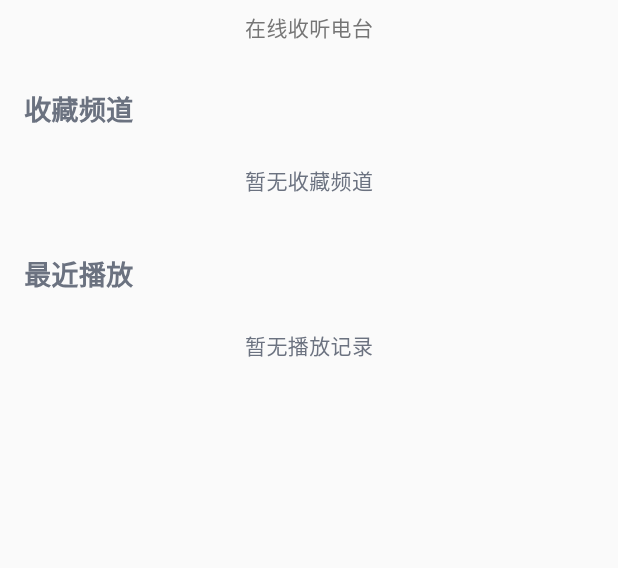
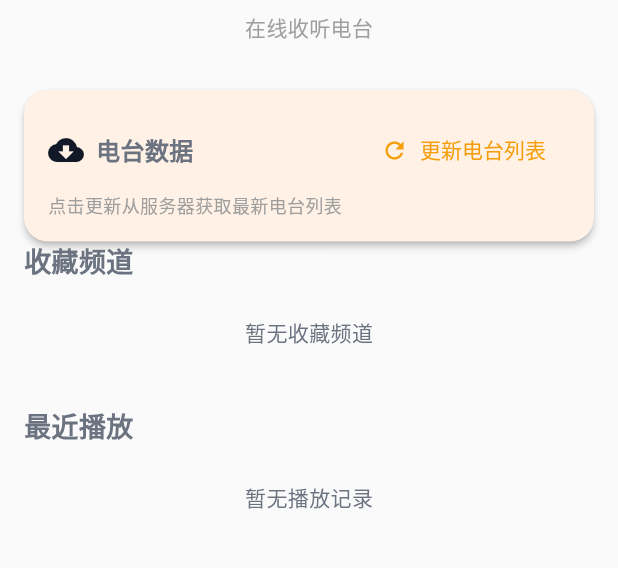
Before and after one commit to Huanglongmao66/FlutterRadio, a Flutter app: the ProfilePage screen opened directly, on a phone screen of 412 x 824 dp, the part 345-913 px from its top. Run offline on Flutter 3.47's test engine with Material 3 defaults, Android fonts, the phone set to English and light mode, and no system bars; our stand-ins replace cached_network_image, dio, just_audio, shared_preferences; accounts and stored records are empty; network calls fail.

Commit message:
Add background station update: fetch all stations, cache locally, refresh home on complete

```diff
--- /dev/null
+++ b/online_fm_radio/lib/core/services/station_update_service.dart
@@ -0,0 +1,57 @@
+import 'package:flutter/foundation.dart';
+import 'package:online_fm_radio/data/repositories/station_repository.dart';
+
+class StationUpdateService extends ChangeNotifier {
+  final StationRepository _repository;
+
+  bool _isUpdating = false;
+  int _fetchedCount = 0;
+  int _totalCount = 0;
+  String? _errorMessage;
+  bool _updateComplete = false;
+
+  bool get isUpdating => _isUpdating;
+  int get fetchedCount => _fetchedCount;
+  int get totalCount => _totalCount;
+  String? get errorMessage => _errorMessage;
+  bool get updateComplete => _updateComplete;
+  double get progress => _totalCount > 0 ? _fetchedCount / _totalCount : 0;
+
+  StationUpdateService({StationRepository? repository})
+      : _repository = repository ?? StationRepository();
+
+  Future<void> updateAllStations() async {
+    if (_isUpdating) return;
+
+    _isUpdating = true;
+    _errorMessage = null;
+    _updateComplete = false;
+    _fetchedCount = 0;
+    _totalCount = 2000;
+    notifyListeners();
+
+    try {
+      final count = await _repository.fetchAllAndCache(
+        onProgress: (fetched, total) {
+          _fetchedCount = fetched;
+          _totalCount = total;
+          notifyListeners();
+        },
+      );
+
+      _fetchedCount = count;
+      _updateComplete = true;
+    } catch (e) {
+      _errorMessage = e.toString();
+    } finally {
+      _isUpdating = false;
+      notifyListeners();
+    }
+  }
+
+  void resetState() {
+    _updateComplete = false;
+    _errorMessage = null;
+    notifyListeners();
+  }
+}
--- a/online_fm_radio/lib/data/repositories/station_repository.dart
+++ b/online_fm_radio/lib/data/repositories/station_repository.dart
@@ -13,6 +13,10 @@ class StationRepository {
 
   Future<List<Station>> loadMoreStations(int offset) async {
     return await _datasource.loadMoreStations(offset);
+  }
+
+  Future<int> fetchAllAndCache({void Function(int fetched, int total)? onProgress}) async {
+    return await _datasource.fetchAllAndCache(onProgress: onProgress);
   }
 
   Future<List<Station>> loadByCountry(String countryCode) async {
--- a/online_fm_radio/lib/features/profile/profile_page.dart
+++ b/online_fm_radio/lib/features/profile/profile_page.dart
@@ -2,12 +2,19 @@ import 'package:flutter/material.dart';
 import 'package:provider/provider.dart';
 import 'package:online_fm_radio/core/services/favorites_service.dart';
 import 'package:online_fm_radio/core/services/history_service.dart';
+import 'package:online_fm_radio/core/services/station_update_service.dart';
+import 'package:online_fm_radio/features/home/home_page_view_model.dart';
 import 'package:online_fm_radio/data/models/station.dart';
 import 'package:online_fm_radio/shared/components/station_card.dart';
 
-class ProfilePage extends StatelessWidget {
+class ProfilePage extends StatefulWidget {
   const ProfilePage({super.key});
 
+  @override
+  State<ProfilePage> createState() => _ProfilePageState();
+}
+
+class _ProfilePageState extends State<ProfilePage> {
   @override
   Widget build(BuildContext context) {
     return Scaffold(
@@ -15,12 +22,26 @@ class ProfilePage extends StatelessWidget {
         title: const Text('我的'),
         centerTitle: true,
       ),
-      body: ListView(
-        children: [
-          _buildUserProfile(context),
-          _buildFavoritesSection(context),
-          _buildHistorySection(context),
-        ],
+      body: Consumer<StationUpdateService>(
+        builder: (context, updateService, child) {
+          // 更新完成后自动刷新首页数据
+          if (updateService.updateComplete) {
+            WidgetsBinding.instance.addPostFrameCallback((_) {
+              Provider.of<HomePageViewModel>(context, listen: false).refresh();
+              _showUpdateResult(context, updateService);
+              updateService.resetState();
+            });
+          }
+
+          return ListView(
+            children: [
+              _buildUserProfile(context),
+              _buildUpdateStationSection(context, updateService),
+              _buildFavoritesSection(context),
+              _buildHistorySection(context),
+            ],
+          );
+        },
       ),
     );
   }
@@ -28,9 +49,9 @@ class ProfilePage extends StatelessWidget {
   Widget _buildUserProfile(BuildContext context) {
     return Container(
       padding: const EdgeInsets.all(32),
-      child: Column(
+      child: const Column(
         children: [
-          const CircleAvatar(
+          CircleAvatar(
             radius: 48,
             backgroundColor: Colors.grey,
             child: Icon(
@@ -39,25 +60,128 @@ class ProfilePage extends StatelessWidget {
               color: Colors.white,
             ),
           ),
-          const SizedBox(height: 16),
-          const Text(
+          SizedBox(height: 16),
+          Text(
             'FM Radio 用户',
             style: TextStyle(
               fontSize: 20,
               fontWeight: FontWeight.bold,
             ),
           ),
-          const SizedBox(height: 8),
+          SizedBox(height: 8),
           Text(
             '在线收听电台',
             style: TextStyle(
               fontSize: 14,
-              color: Colors.grey[600],
+              color: Colors.grey,
             ),
           ),
         ],
       ),
     );
+  }
+
+  Widget _buildUpdateStationSection(
+      BuildContext context, StationUpdateService updateService) {
+    return Container(
+      margin: const EdgeInsets.symmetric(horizontal: 16),
+      child: Card(
+        child: Padding(
+          padding: const EdgeInsets.all(16),
+          child: Column(
+            crossAxisAlignment: CrossAxisAlignment.start,
+            children: [
+              Row(
+                children: [
+                  const Icon(Icons.cloud_download, size: 24),
+                  const SizedBox(width: 8),
+                  const Text(
+                    '电台数据',
+                    style: TextStyle(
+                      fontSize: 16,
+                      fontWeight: FontWeight.bold,
+                    ),
+                  ),
+                  const Spacer(),
+                  if (updateService.isUpdating)
+                    const SizedBox(
+                      width: 16,
+                      height: 16,
+                      child: CircularProgressIndicator(strokeWidth: 2),
+                    )
+                  else
+                    TextButton.icon(
+                      onPressed: () => _startUpdate(context, updateService),
+                      icon: const Icon(Icons.refresh, size: 18),
+                      label: const Text('更新电台列表'),
+                    ),
+                ],
+              ),
+              if (updateService.isUpdating) ...[
+                const SizedBox(height: 12),
+                LinearProgressIndicator(
+                  value: updateService.progress > 0
+                      ? updateService.progress
+                      : null,
+                ),
+                const SizedBox(height: 8),
+                Text(
+                  '正在后台获取电台数据... (${updateService.fetchedCount} / ${updateService.totalCount})',
+                  style: TextStyle(
+                    fontSize: 12,
+                    color: Colors.grey[600],
+                  ),
+                ),
+              ] else if (updateService.errorMessage != null) ...[
+                const SizedBox(height: 8),
+                Text(
+                  '更新失败: ${updateService.errorMessage}',
+                  style: const TextStyle(fontSize: 12, color: Colors.red),
+                ),
+              ] else ...[
+                const SizedBox(height: 4),
+                Text(
+                  '点击更新从服务器获取最新电台列表',
+                  style: TextStyle(
+                    fontSize: 12,
+                    color: Colors.grey[500],
+                  ),
+                ),
+              ],
+            ],
+          ),
+        ),
+      ),
+    );
+  }
+
+  void _startUpdate(BuildContext context, StationUpdateService service) {
+    service.updateAllStations();
+    ScaffoldMessenger.of(context).showSnackBar(
+      const SnackBar(
+        content: Text('正在后台更新电台列表...'),
+        duration: Duration(seconds: 2),
+      ),
+    );
+  }
+
+  void _showUpdateResult(BuildContext context, StationUpdateService service) {
+    if (service.errorMessage != null) {
+      ScaffoldMessenger.of(context).showSnackBar(
+        SnackBar(
+          content: Text('更新失败: ${service.errorMessage}'),
+          backgroundColor: Colors.red,
+        ),
+      );
+    } else {
+      ScaffoldMessenger.of(context).showSnackBar(
+        SnackBar(
+          content: Text('更新成功！共获取 ${service.fetchedCount} 个电台'),
+          backgroundColor: Colors.green,
+          duration: const Duration(seconds: 3),
+        ),
+      );
+    }
   }
 
   Widget _buildFavoritesSection(BuildContext context) {
--- a/online_fm_radio/lib/main.dart
+++ b/online_fm_radio/lib/main.dart
@@ -5,6 +5,7 @@ import 'package:online_fm_radio/core/services/favorites_service.dart';
 import 'package:online_fm_radio/core/services/history_service.dart';
 import 'package:online_fm_radio/core/services/player_service.dart';
 import 'package:online_fm_radio/core/services/sleep_timer_service.dart';
+import 'package:online_fm_radio/core/services/station_update_service.dart';
 import 'package:online_fm_radio/core/theme/app_theme.dart';
 import 'package:online_fm_radio/core/ui/main_app.dart';
 import 'package:online_fm_radio/features/home/home_page_view_model.dart';
@@ -34,6 +35,9 @@ class MyApp extends StatelessWidget {
         ChangeNotifierProvider<SleepTimerService>(
           create: (_) => SleepTimerService(),
         ),
+        ChangeNotifierProvider<StationUpdateService>(
+          create: (_) => StationUpdateService(),
+        ),
         ChangeNotifierProvider<HomePageViewModel>(
           create: (_) => HomePageViewModel(),
         ),
```
Also changed, not shown: online_fm_radio/lib/data/datasources/local_station_datasource.dart (+39 -3 lines).
